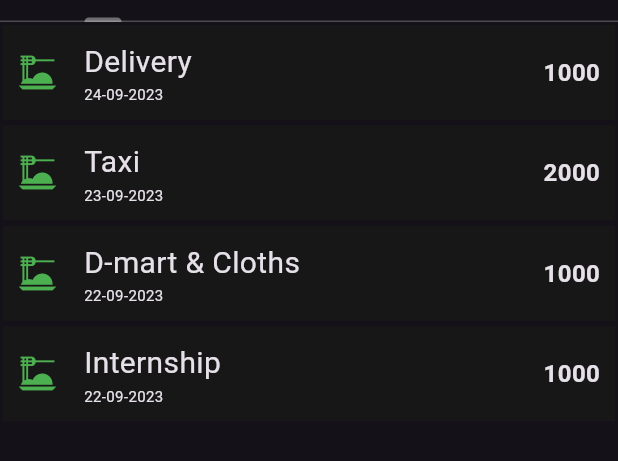
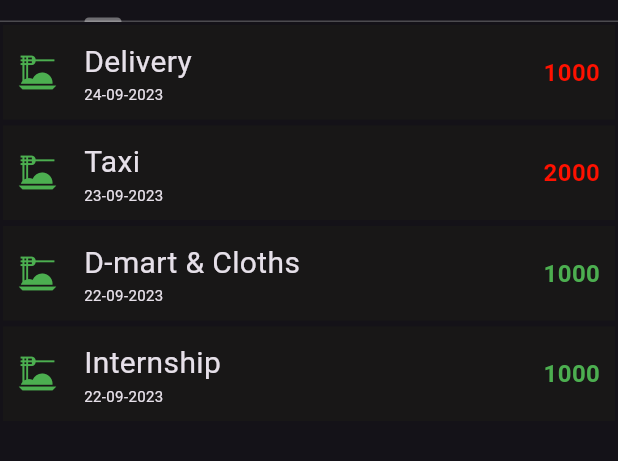
Before and after one commit to kunal-umap/Expances_Manager, a Flutter app: the screen it shows after launch, after a tap on "VIEW TRANSACTIONS", on a phone screen of 412 x 824 dp, the part 134-595 px from its top. Run offline on Flutter 3.47's test engine with Material 2 defaults, Android fonts, the phone set to English and light mode, and no system bars; our stand-ins replace fl_chart; missing offline and left inert: month_year_picker.

Commit message:
Exceptions Handled

```diff
--- a/lib/main.dart
+++ b/lib/main.dart
@@ -1,5 +1,6 @@
 import 'package:expances_management/pages/Home/home.dart';
 import 'package:flutter/material.dart';
+// ignore: depend_on_referenced_packages
 import 'package:flutter_localizations/flutter_localizations.dart';
 import 'package:month_year_picker/month_year_picker.dart';
 
--- a/lib/pages/Home/Home_Wedgets/GraphSection/Graph_Chart.dart
+++ b/lib/pages/Home/Home_Wedgets/GraphSection/Graph_Chart.dart
@@ -1,3 +1,4 @@
+// ignore: file_names
 import 'package:fl_chart/fl_chart.dart';
 import 'package:flutter/material.dart';
 
--- a/lib/pages/Home/Home_Wedgets/Transection/Main_page.dart
+++ b/lib/pages/Home/Home_Wedgets/Transection/Main_page.dart
@@ -8,6 +8,7 @@ class Main_page extends StatefulWidget {
   IconData icon;
   Color color;
   String price;
+  Color color1;
   Main_page({
     super.key,
     required this.label,
@@ -15,6 +16,7 @@ class Main_page extends StatefulWidget {
     required this.icon,
     required this.color,
     required this.price,
+    required this.color1,
   });
   @override
   State<Main_page> createState() => _Main_pageState();
@@ -61,9 +63,10 @@ class _Main_pageState extends State<Main_page> {
               const Spacer(),
               Text(
                 widget.price,
-                style: const TextStyle(
+                style: TextStyle(
                   fontSize: 16,
                   fontWeight: FontWeight.bold,
+                  color: widget.color1,
                 ),
               ),
             ],
--- a/lib/pages/Home/Home_Wedgets/Transection/transection.dart
+++ b/lib/pages/Home/Home_Wedgets/Transection/transection.dart
@@ -63,6 +63,11 @@ class _TransectionState extends State<Transection> {
                           color: Colors.green,
                           price: data["$selectedyear"]["$selectedmonth"][index]
                               ["amount"],
+                          color1: data["$selectedyear"]["$selectedmonth"][index]
+                                      ["type"] ==
+                                  "Expenses"
+                              ? const Color.fromARGB(255, 255, 17, 0)
+                              : Colors.green,
                         );
                       }
                       return const SizedBox();
--- a/lib/pages/Transaction_Page/Transaction_Info.dart/all.dart
+++ b/lib/pages/Transaction_Page/Transaction_Info.dart/all.dart
@@ -3,8 +3,6 @@ import 'package:expances_management/pages/Home/Home_Wedgets/Transection/Main_pag
 import 'package:flutter/material.dart';
 import 'package:flutter/services.dart';
 
-int selectedmonth = DateTime.now().month;
-//int selectedyear = selectedYear;
 Future<Map<String, dynamic>> readJson() async {
   final response = await rootBundle.loadString('assects/data.json');
   final data = (jsonDecode(response));
@@ -42,6 +40,12 @@ class _Transaction_InfoState extends State<All> {
                   return Center(child: Text(snapshot.error.toString()));
                 } else {
                   final data = snapshot.data!;
+                  if (data[widget.selectedyear] == null) {
+                    return const SizedBox();
+                  } else if (data[widget.selectedyear][widget.Selectedmonth] ==
+                      null) {
+                    return const SizedBox();
+                  }
                   return ListView.builder(
                     itemCount:
                         data[widget.selectedyear][widget.Selectedmonth].length,
@@ -54,7 +58,13 @@ class _Transaction_InfoState extends State<All> {
                         icon: Icons.dinner_dining,
                         color: Colors.green,
                         price: data[widget.selectedyear][widget.Selectedmonth]
-                              [index]["amount"]);
+                            [index]["amount"],
+                        color1: data[widget.selectedyear][widget.Selectedmonth]
+                                    [index]["type"] ==
+                                "Expenses"
+                            ? const Color.fromARGB(255, 255, 17, 0)
+                            : Colors.green,
+                      );
                     },
                   );
                 }
```
Also changed, not shown: lib/pages/AddTransactionPage/Add_TransactionPage.dart (+8 -4 lines), lib/pages/TransactionPage/Add_TransactionPage.dart (+1 -7 lines), lib/pages/Transaction_Page/MoreDetail/MoreDetailWidget/PiChart.dart (+53 -58 lines), lib/pages/Transaction_Page/MoreDetail/MoreDetailWidget/dataname.dart (+23 -14 lines), lib/pages/Transaction_Page/Transaction_Info.dart/Expanses.dart (+21 -9 lines), lib/pages/Transaction_Page/Transaction_Info.dart/Income.dart (+22 -10 lines). Lines whose indentation alone changed are shown as unchanged.
